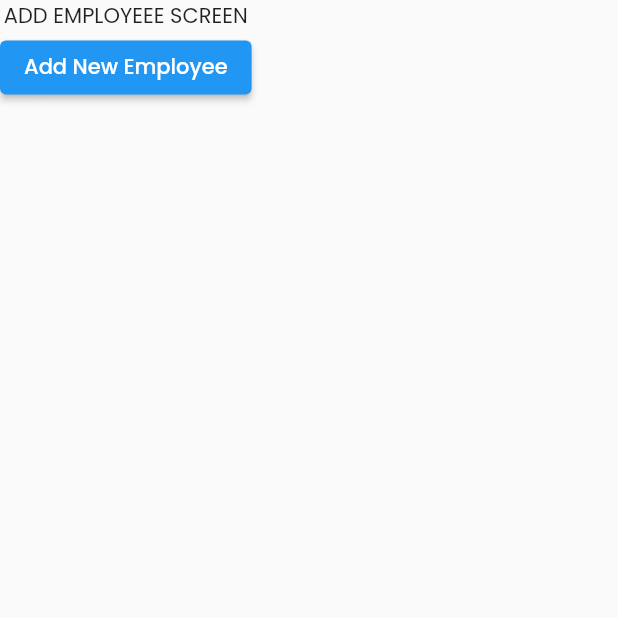
After one commit to codewithdhruv22/Bl-Dairy-App-New, a Flutter app: the AddNewEmp_Screen screen opened directly, after a tap on "Add New Employee", on a phone screen of 412 x 824 dp, the top half of it. The commit adds this screen. Run offline on Flutter 3.47's test engine with Material 2 defaults, Android fonts, the phone set to English and light mode, and no system bars; our stand-ins replace carousel_slider, cloud_firestore, firebase_core, flutter_feather_icons, flutter_riverpod, google_fonts and 3 more; missing offline and left inert: textfield_search; accounts and stored records are empty; network calls fail.

Commit message:
EMPLOYEE SCREEN CREATED AND ADDED

```diff
--- /dev/null
+++ b/lib/controller/EmployeeController.dart
@@ -0,0 +1,45 @@
+import 'package:bl_dairy_app/model/employeeModel.dart';
+import 'package:cloud_firestore/cloud_firestore.dart';
+
+class EmployeeController{
+
+  static Future<List<EmployeeModel>?> fetchAllEmp() async {
+    List<EmployeeModel> all_emp = [];
+    await FirebaseFirestore.instance.collection("Employee").orderBy("DateAdded").get().then((
+        querSnapshots) {
+      querSnapshots.docs.forEach((order) {
+        all_emp.add(EmployeeModel.fromSnap(order));
+      });
+    });
+    return all_emp;
+  }
+
+
+
+
+
+  static addNewEmp(EmployeeModel newEmp) async {
+    await FirebaseFirestore.instance.collection("Employee").add(
+        newEmp.toJson()).then((_) {
+      print("NEW EMPLOYEE REGISTERED SUCCESSFULLY");
+    });
+  }
+
+
+
+
+  static Future<List<String>> fetchSearchEmp(String query) async {
+    print("CALLING");
+    List<String> result_emp = [];
+    await FirebaseFirestore.instance.collection("Employee").where("EmpName" , isGreaterThanOrEqualTo: query).get().then((
+        querSnapshots) {
+      querSnapshots.docs.forEach((emp) {
+        result_emp.add(EmployeeModel.fromSnap(emp).EmpName);
+
+
+      });
+    });
+
+    return result_emp;
+  }
+}
--- /dev/null
+++ b/lib/model/employeeModel.dart
@@ -0,0 +1,58 @@
+import 'package:cloud_firestore/cloud_firestore.dart';
+
+class EmployeeModel{
+  // Name
+  // Mb No
+  // Address
+  // Addhar No
+  // PerHr/Rate
+  String EmpName;
+  String EmpMobNo;
+  String EmpAddr;
+  String EmpAadhr;
+  int EmpPerHrRate;
+  Timestamp DateAdded;
+
+  EmployeeModel({
+    required this.EmpAadhr,
+    required this.EmpAddr,
+    required this.EmpMobNo,
+    required this.EmpName,
+    required this.EmpPerHrRate,
+    required this.DateAdded
+});
+
+  Map<String , dynamic> toJson()=> {
+    "EmpAadhr" : EmpAadhr,
+    "EmpAddr" : EmpAddr,
+    "EmpMobNo" : EmpMobNo,
+    "EmpName" : EmpName,
+    "EmpPerHrRat" : EmpPerHrRate,
+    "DateAdded" : Timestamp.now()
+  };
+
+
+
+
+
+
+
+  static EmployeeModel fromSnap(DocumentSnapshot snap){
+    var snapshot = snap.data() as Map<String , dynamic>;
+    return EmployeeModel(
+      EmpAadhr : snapshot["EmpAadhr"] ?? "NO DATA",
+      EmpAddr : snapshot["EmpAddr"] ?? "NO DATA",
+      EmpMobNo : snapshot["EmpMobNo"] ?? "NO DATA",
+      EmpName : snapshot["EmpName"] ?? "NO DATA",
+      EmpPerHrRate : snapshot["EmpPerHrRate"] ?? "NO DATA",
+      DateAdded : snapshot["DateAdded"] ?? "NO DATA",
+
+
+
+
+    );
+  }
+
+
+
+}
--- /dev/null
+++ b/lib/view/screens/addNewEmp.dart
@@ -0,0 +1,31 @@
+import 'package:bl_dairy_app/controller/EmployeeController.dart';
+import 'package:cloud_firestore/cloud_firestore.dart';
+import 'package:flutter/material.dart';
+
+import '../../model/employeeModel.dart';
+class AddNewEmp_Screen extends StatefulWidget {
+  const AddNewEmp_Screen({Key? key}) : super(key: key);
+
+  @override
+  State<AddNewEmp_Screen> createState() => _AddNewEmp_ScreenState();
+}
+
+class _AddNewEmp_ScreenState extends State<AddNewEmp_Screen> {
+  @override
+  Widget build(BuildContext context) {
+    return Scaffold(
+      body: Column(
+        children: [
+          Text("ADD EMPLOYEEE SCREEN"),
+          ElevatedButton(onPressed: (){
+
+            EmployeeController.addNewEmp(EmployeeModel(
+                EmpAadhr: "454545454", EmpAddr: "DEMO", EmpMobNo: "5656565",
+                EmpName: "DEMO", EmpPerHrRate: 34, DateAdded: Timestamp.now()));
+
+          }, child: Text("Add New Employee"))
+        ],
+      ),
+    );
+  }
+}
--- a/lib/view/screens/home.dart
+++ b/lib/view/screens/home.dart
@@ -1,4 +1,5 @@
 import 'package:bl_dairy_app/view/screens/AddMilkSupplier.dart';
+import 'package:bl_dairy_app/view/screens/addNewEmp.dart';
 import 'package:bl_dairy_app/view/screens/milkPurchase.dart';
 import 'package:flutter/material.dart';
 import 'package:flutter_feather_icons/flutter_feather_icons.dart';
@@ -81,6 +82,12 @@ class _HomeState extends State<Home> {
                   },
                 ),
                 SizedBox(height: 5,),
+                ListTile(
+                  title: Text("NEW EMPLOYEE"),
+                  onTap: (){
+                    Navigator.of(context).push(MaterialPageRoute(builder: (context)=>AddNewEmp_Screen()));
+                  },
+                ),
 
               ],
             ),
```
